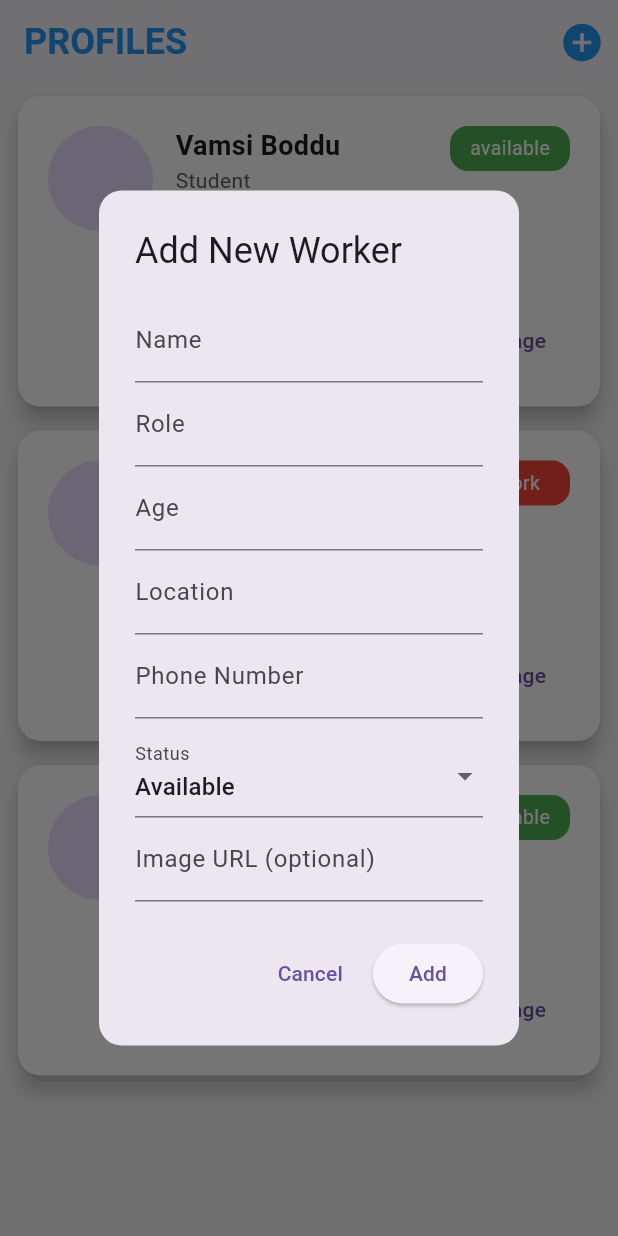
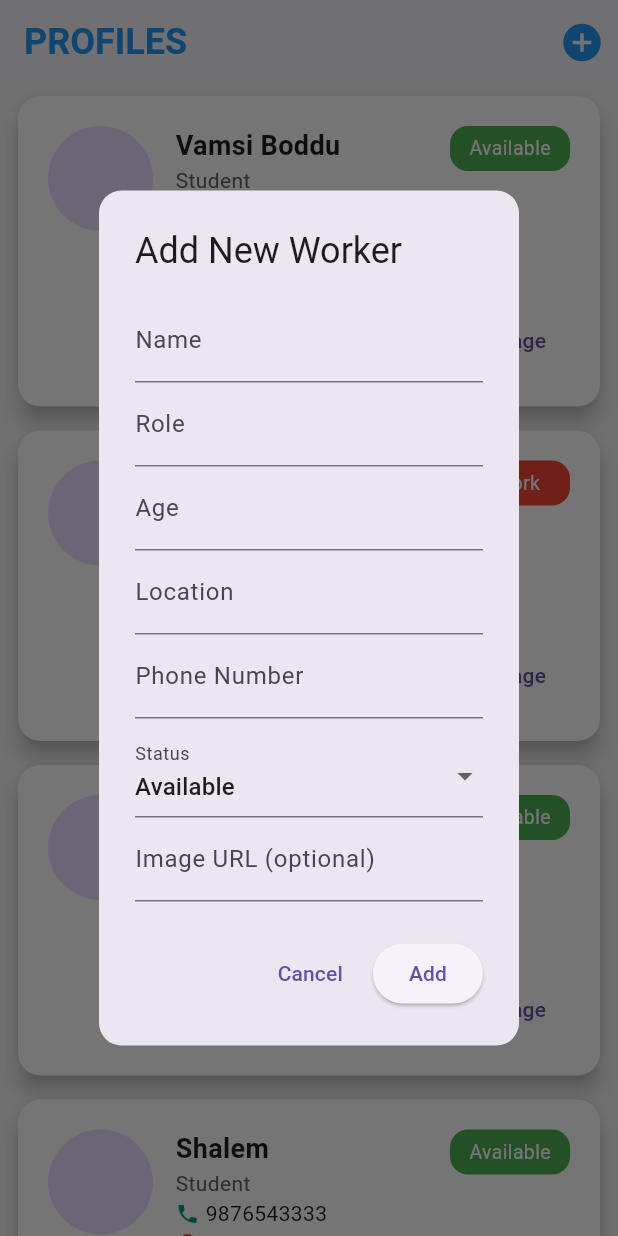
Before and after one commit to jruthik271/worknow, a Flutter app: the Workers screen opened directly, after a tap on the "add circle" icon, on a phone screen of 412 x 824 dp. Run offline on Flutter 3.47's test engine with Material 3 defaults, Android fonts, the phone set to English and light mode, and no system bars; our stand-ins replace animated_bottom_navigation_bar, device_preview; network calls fail.

Commit message:
status_change_workers

```diff
--- a/lib/page_2.dart
+++ b/lib/page_2.dart
@@ -15,7 +15,7 @@ class _WorkersState extends State<Workers> {
       "role": "Student",
       "age": "20",
       "location": "Rayavaram",
-      "status": "available",
+      "status": "Available",
       "phone": "9876543210",
       "image":
           "https://encrypted-tbn0.gstatic.com/images?q=tbn:ANd9GcQg0i5ClQLFDhg4UHZ0ZxbItAD4rSmeRmeriQ&s",
@@ -35,11 +35,21 @@ class _WorkersState extends State<Workers> {
       "role": "Student",
       "age": "21",
       "location": "Pithapuram",
-      "status": "available",
+      "status": "Available",
       "phone": "9876543333",
       "image":
           "https://encrypted-tbn0.gstatic.com/images?q=tbn:ANd9GcQg0i5ClQLFDhg4UHZ0ZxbItAD4rSmeRmeriQ&s",
     },
+    {
+       "name": "Shalem",
+      "role": "Student",
+      "age": "19",
+      "location": "Kakinada",
+      "status": "Available",
+      "phone": "9876543333",
+      "image":
+          "https://encrypted-tbn0.gstatic.com/images?q=tbn:ANd9GcQg0i5ClQLFDhg4UHZ0ZxbItAD4rSmeRmeriQ&s",
+    }
   ];
 
   int rating() {
@@ -55,7 +65,7 @@ class _WorkersState extends State<Workers> {
     final TextEditingController locationController = TextEditingController();
     final TextEditingController phoneController = TextEditingController();
     final TextEditingController imageController = TextEditingController();
-    String status = 'available';
+    String status = 'Available';
 
     showDialog(
       context: context,
@@ -105,7 +115,7 @@ class _WorkersState extends State<Workers> {
                   value: status,
                   items: const [
                     DropdownMenuItem(
-                        value: 'available', child: Text('Available')),
+                        value: 'Available', child: Text('Available')),
                     DropdownMenuItem(value: 'inwork', child: Text('In Work')),
                   ],
                   onChanged: (value) => status = value!,
@@ -249,7 +259,7 @@ class _WorkersState extends State<Workers> {
                         width: 80,
                         height: 30,
                         decoration: BoxDecoration(
-                          color: profile["status"] == "available"
+                          color: profile["status"] == "Available"
                               ? Colors.green
                               : Colors.red,
                           borderRadius: BorderRadius.circular(12),
```
